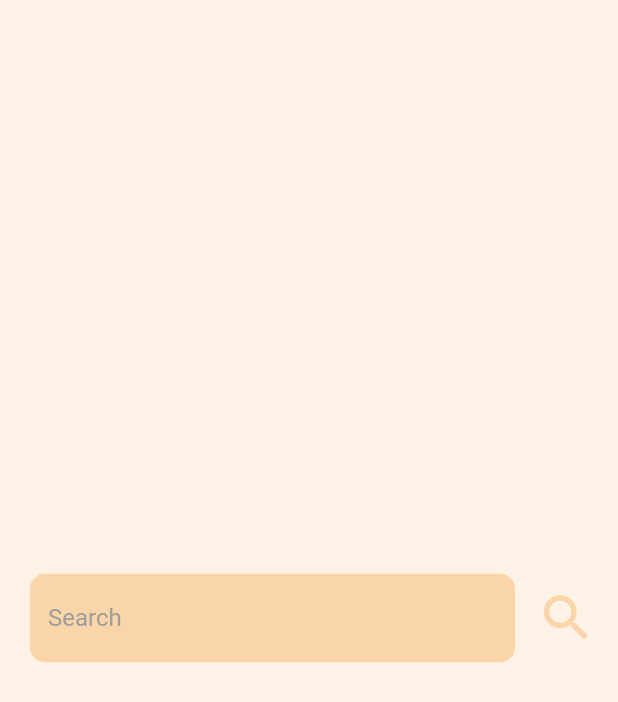
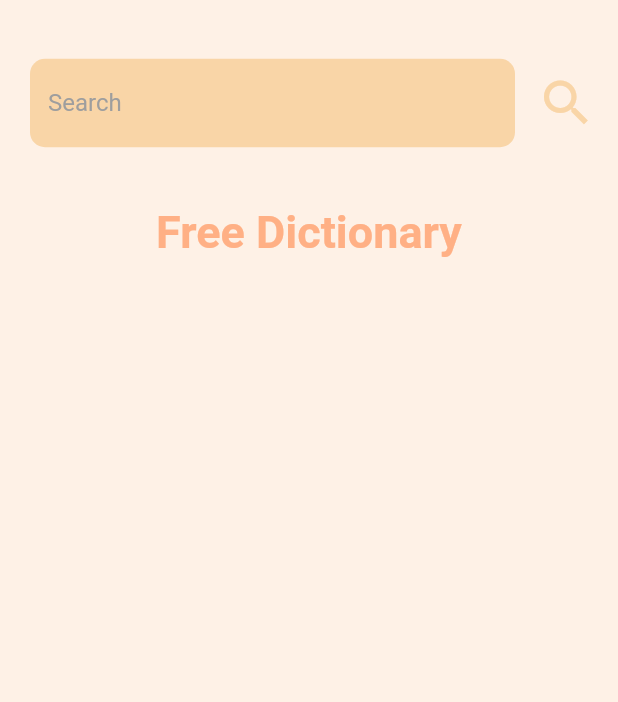
Before and after one commit to evanch98/dictionary-flutter, a Flutter app: the screen it shows after launch, on a phone screen of 412 x 824 dp. Shown: the top 702 px of the screen. Run offline on Flutter 3.47's test engine with Material 2 defaults, Android fonts, the phone set to English and light mode, and no system bars.

Commit message:
Refining home page ui

```diff
--- a/lib/pages/home_page.dart
+++ b/lib/pages/home_page.dart
@@ -1,8 +1,15 @@
 import 'package:flutter/material.dart';
 import 'package:dictionary_flutter/utilities/constants.dart';
 
-class Home extends StatelessWidget {
+class Home extends StatefulWidget {
   const Home({Key? key}) : super(key: key);
+
+  @override
+  State<Home> createState() => _HomeState();
+}
+
+class _HomeState extends State<Home> {
+  late String searchedWord;
 
   @override
   Widget build(BuildContext context) {
@@ -23,11 +30,12 @@ class Home extends StatelessWidget {
                       child: Container(
                         padding:
                             const EdgeInsets.fromLTRB(20.0, 20.0, 0.0, 20.0),
-                        child: const TextField(
-                          style: TextStyle(
-                            color: Colors.black,
-                          ),
+                        child: TextField(
+                          style: kTextFieldColorStyle,
                           decoration: kTextFieldInputDecoration,
+                          onChanged: (String value) {
+                            searchedWord = value;
+                          },
                         ),
                       ),
                     ),
@@ -40,6 +48,13 @@ class Home extends StatelessWidget {
                   ],
                 ),
               ),
+              const Expanded(
+                flex: 5,
+                child: Text(
+                  'Free Dictionary',
+                  style: kHomePageTextStyle,
+                ),
+              ),
             ],
           ),
         ),
--- a/lib/utilities/constants.dart
+++ b/lib/utilities/constants.dart
@@ -19,8 +19,18 @@ const kTextFieldInputDecoration = InputDecoration(
   ),
 );
 
+const kTextFieldColorStyle = TextStyle(
+  color: Colors.black,
+);
+
 const kSearchIcon = Icon(
   Icons.search,
   size: 40.0,
   color: kWidgetColor,
 );
+
+const kHomePageTextStyle = TextStyle(
+  fontSize: 30.0,
+  fontWeight: FontWeight.bold,
+  color: Color(0xFFFFB085),
+);
```
